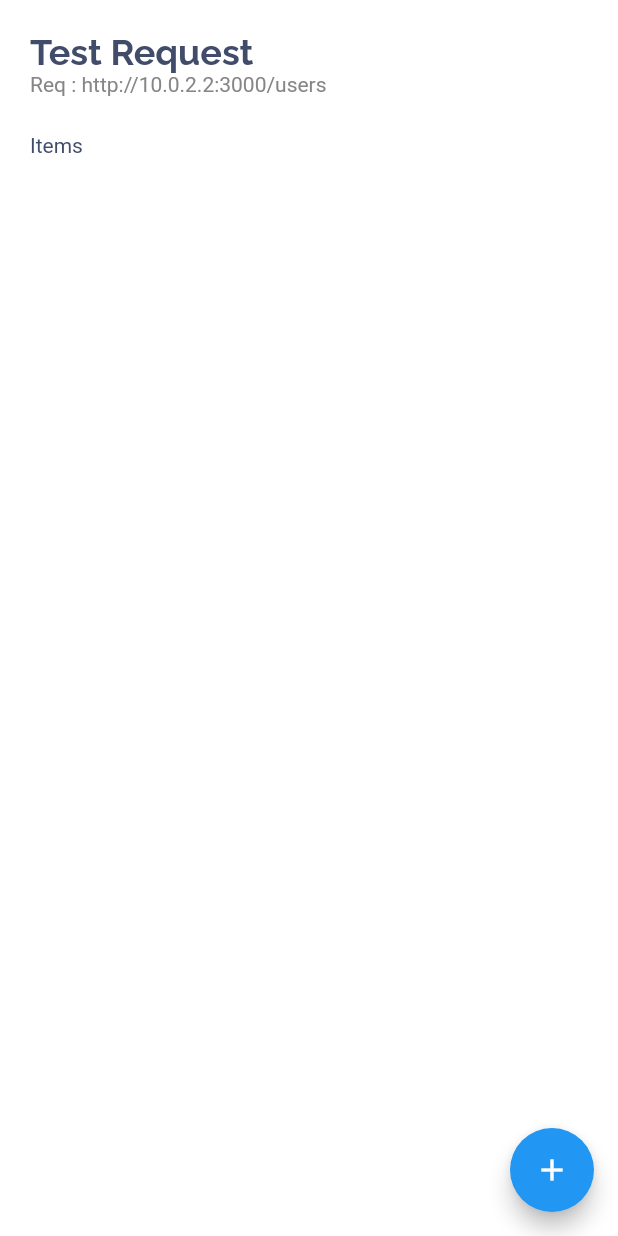
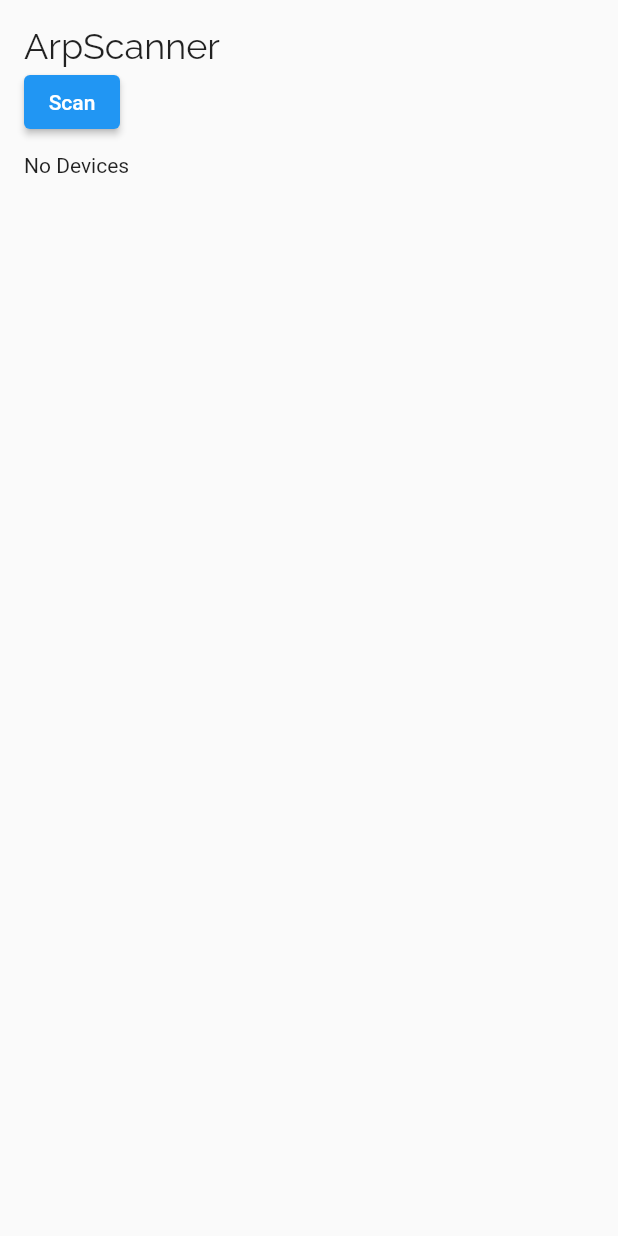
Before and after one commit to gollowars/study_flutter, a Flutter app: the screen it shows after launch, on a phone screen of 412 x 824 dp. Run offline on Flutter 3.47's test engine with Material 2 defaults, Android fonts, the light colour scheme and no system bars; our stand-ins replace flutter_easyloading, flutter_swiper, rxdart; missing offline and left inert: arp_scanner.

Commit message:
implemented for arp-scanner on android

```diff
--- a/lib/main.dart
+++ b/lib/main.dart
@@ -1,8 +1,18 @@
 import 'package:flutter/material.dart';
-import 'package:netroll/widgets/screens/HomeReq.dart';
+import 'package:netroll/widgets/screens/HomeArpScanner.dart';
+import 'package:flutter_easyloading/flutter_easyloading.dart';
 
 void main() {
   runApp(const MyApp());
+  configLoading();
+}
+
+void configLoading() {
+  EasyLoading.instance
+    ..loadingStyle = EasyLoadingStyle.dark
+    ..backgroundColor = Colors.green
+    ..userInteractions = false
+    ..maskType = EasyLoadingMaskType.black;
 }
 
 class MyApp extends StatelessWidget {
@@ -15,8 +25,9 @@ class MyApp extends StatelessWidget {
       theme: ThemeData(
           primarySwatch: Colors.blue,
           visualDensity: VisualDensity.adaptivePlatformDensity),
-      home: const HomeReq(),
+      home: const HomeArpScanner(),
       debugShowCheckedModeBanner: false,
+      builder: EasyLoading.init(),
     );
   }
 }
--- /dev/null
+++ b/lib/widgets/screens/HomeArpScanner.dart
@@ -0,0 +1,119 @@
+import 'package:arp_scanner/device.dart';
+import 'package:flutter/material.dart';
+import 'package:rxdart/rxdart.dart';
+import 'package:arp_scanner/arp_scanner.dart';
+import 'package:provider/provider.dart';
+import 'package:flutter_easyloading/flutter_easyloading.dart';
+
+class ArpBloc {
+  final _subject = PublishSubject<List<Device>>();
+  Stream<List<Device>> get stream => _subject.stream;
+  ArpBloc();
+
+  List<Device> deviceList = [];
+
+  void scan() {
+    ArpScanner.onScanning.listen((Device device) {
+      deviceList.add(device);
+    });
+
+    ArpScanner.onScanFinished.listen((event) {
+      _subject.add(List.of(deviceList));
+      deviceList.clear();
+    });
+
+    ArpScanner.scan();
+  }
+
+  void dispose() {
+    _subject.close();
+  }
+}
+
+class HomeArpScanner extends StatelessWidget {
+  const HomeArpScanner({Key? key}) : super(key: key);
+
+  @override
+  Widget build(BuildContext context) {
+    return Provider<ArpBloc>(
+      create: (context) => ArpBloc(),
+      child: const HomeArpAcannerTemplate(),
+      dispose: (context, value) => value.dispose(),
+    );
+  }
+}
+
+class HomeArpAcannerTemplate extends StatelessWidget {
+  const HomeArpAcannerTemplate({Key? key}) : super(key: key);
+
+  @override
+  Widget build(BuildContext context) {
+    final arpBloc = Provider.of<ArpBloc>(context);
+
+    void startScan() {
+      arpBloc.scan();
+      EasyLoading.show(status: "loading...");
+    }
+
+    arpBloc.stream.listen((devices) {
+      EasyLoading.dismiss();
+    });
+
+    return Scaffold(
+        body: SafeArea(
+            child: Padding(
+      padding: const EdgeInsets.all(16.0),
+      child: Container(
+        child: Column(
+          crossAxisAlignment: CrossAxisAlignment.start,
+          children: [
+            const Text(
+              'ArpScanner',
+              style: TextStyle(fontFamily: "Raleway", fontSize: 24),
+            ),
+            ElevatedButton(onPressed: startScan, child: const Text('Scan')),
+            const SizedBox(height: 10),
+            Expanded(
+                child: StreamBuilder<List<Device>>(
+              stream: arpBloc.stream,
+              builder: (context, snapshot) {
+                List<Device>? devices = snapshot.data;
+                if (!snapshot.hasData || devices == null) {
+                  return Container(
+                    child: const Text('No Devices'),
+                  );
+                }
+
+                print('devices length : ${devices.length}');
+
+                return ListView.builder(
+                  itemCount: devices.length,
+                  scrollDirection: Axis.vertical,
+                  itemBuilder: (context, index) {
+                    var device = devices[index];
+                    print('list deivce : ${device.ip}');
+                    return Card(
+                      child: Padding(
+                        padding: const EdgeInsets.all(8.0),
+                        child: Column(
+                          crossAxisAlignment: CrossAxisAlignment.start,
+                          children: [
+                            Text('Mac : ${device.mac}'),
+                            Text('ip : ${device.ip}'),
+                            Text('hostname : ${device.hostname}'),
+                            Text('time : ${device.time}'),
+                            Text('vendor : ${device.vendor}'),
+                          ],
+                        ),
+                      ),
+                    );
+                  },
+                );
+              },
+            )),
+          ],
+        ),
+      ),
+    )));
+  }
+}
--- a/pubspec.yaml
+++ b/pubspec.yaml
@@ -38,6 +38,8 @@ dependencies:
   flutter_swiper: ^1.1.6
   http: ^0.13.4
   rxdart: ^0.27.3
+  arp_scanner: ^1.2.7
+  flutter_easyloading: ^3.0.3
 
 dev_dependencies:
   flutter_test:
```
Also changed, not shown: 2 other files.
